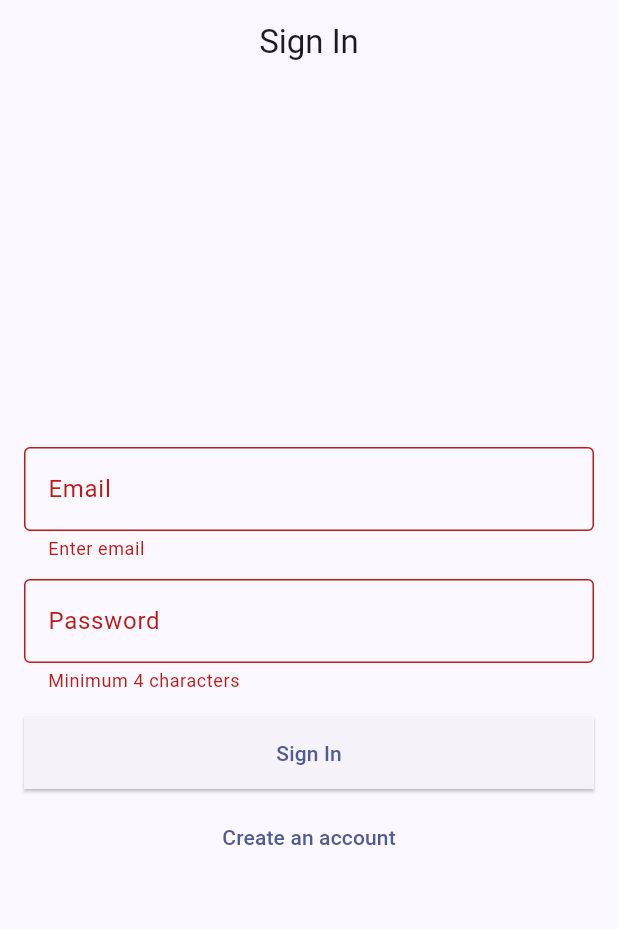
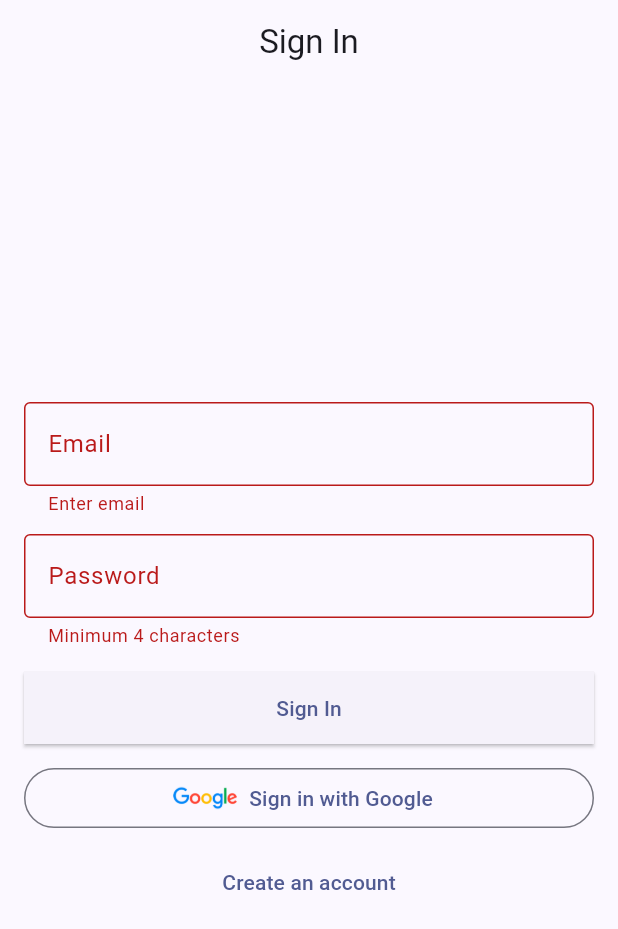
Before and after one commit to aunmirza001/Erax_Music_Player, a Flutter app: the screen it shows after launch, after a tap on "Sign In", on a phone screen of 412 x 824 dp. Shown: the top 929 px of the screen. Run offline on Flutter 3.47's test engine with Material 3 defaults, Android fonts, the phone set to English and light mode, and no system bars; our stand-ins replace file_picker, firebase_auth, firebase_core, google_sign_in, just_audio, just_audio_background and 2 more; missing offline and left inert: audio_session; accounts and stored records are empty.

Commit message:
Google Auth Implementation

```diff
--- a/lib/core/theme/theme_controller.dart
+++ b/lib/core/theme/theme_controller.dart
@@ -1,5 +1,5 @@
-import 'package:flutter/foundation.dart';
 import 'package:flutter/material.dart';
+
 import '../services/local_storage_service.dart';
 
 class ThemeController extends ChangeNotifier {
@@ -9,6 +9,7 @@ class ThemeController extends ChangeNotifier {
 
   ThemeController(this._storage);
 
+  /// ✅ Proper async initializer
   static Future<ThemeController> init() async {
     final storage = await LocalStorageService.getInstance();
     final ctrl = ThemeController(storage);
--- a/lib/features/auth/presentation/pages/login_page.dart
+++ b/lib/features/auth/presentation/pages/login_page.dart
@@ -1,9 +1,10 @@
+import 'package:firebase_auth/firebase_auth.dart';
 import 'package:flutter/material.dart';
+import 'package:google_sign_in/google_sign_in.dart';
 import 'package:provider/provider.dart';
 
-import '../../../../core/theme/app_theme.dart';
 import '../../../home/presentation/pages/home_page.dart';
-import '../../data/repositories/auth_repository.dart'; // ✅ fixed path
+import '../../data/repositories/auth_repository.dart';
 import 'signup_page.dart';
 
 class LoginPage extends StatefulWidget {
@@ -18,7 +19,9 @@ class _LoginPageState extends State<LoginPage> {
   final _formKey = GlobalKey<FormState>();
   final _email = TextEditingController();
   final _password = TextEditingController();
-  bool _loading = false;
+
+  bool _loadingEmail = false;
+  bool _loadingGoogle = false;
   String? _error;
 
   @override
@@ -26,6 +29,63 @@ class _LoginPageState extends State<LoginPage> {
     _email.dispose();
     _password.dispose();
     super.dispose();
+  }
+
+  /// --- Sign In with Google
+  Future<void> _signInWithGoogle() async {
+    try {
+      setState(() {
+        _loadingGoogle = true;
+        _error = null;
+      });
+
+      final googleUser = await GoogleSignIn().signIn();
+      if (googleUser == null) {
+        setState(() => _loadingGoogle = false);
+        return; // user canceled
+      }
+
+      final googleAuth = await googleUser.authentication;
+
+      final credential = GoogleAuthProvider.credential(
+        accessToken: googleAuth.accessToken,
+        idToken: googleAuth.idToken,
+      );
+
+      await FirebaseAuth.instance.signInWithCredential(credential);
+
+      if (mounted) {
+        Navigator.of(context).pushReplacementNamed(HomePage.route);
+      }
+    } catch (e) {
+      setState(() => _error = "Google Sign-In failed: $e");
+    } finally {
+      setState(() => _loadingGoogle = false);
+    }
+  }
+
+  /// --- Sign In with Email
+  Future<void> _signInWithEmail(AuthRepository auth) async {
+    if (!_formKey.currentState!.validate()) return;
+
+    setState(() {
+      _loadingEmail = true;
+      _error = null;
+    });
+
+    final err = await auth.login(
+      email: _email.text.trim(),
+      password: _password.text,
+    );
+
+    setState(() {
+      _loadingEmail = false;
+      _error = err;
+    });
+
+    if (err == null && mounted) {
+      Navigator.of(context).pushReplacementNamed(HomePage.route);
+    }
   }
 
   @override
@@ -44,6 +104,7 @@ class _LoginPageState extends State<LoginPage> {
               child: Column(
                 mainAxisSize: MainAxisSize.min,
                 children: [
+                  // --- Email field
                   TextFormField(
                     controller: _email,
                     keyboardType: TextInputType.emailAddress,
@@ -58,6 +119,8 @@ class _LoginPageState extends State<LoginPage> {
                     },
                   ),
                   const SizedBox(height: 12),
+
+                  // --- Password field
                   TextFormField(
                     controller: _password,
                     obscureText: true,
@@ -67,6 +130,8 @@ class _LoginPageState extends State<LoginPage> {
                         : null,
                   ),
                   const SizedBox(height: 16),
+
+                  // --- Error message
                   if (_error != null) ...[
                     Text(
                       _error!,
@@ -76,39 +141,41 @@ class _LoginPageState extends State<LoginPage> {
                     ),
                     const SizedBox(height: 8),
                   ],
+
+                  // --- Email login button
                   SizedBox(
                     width: double.infinity,
                     child: ElevatedButton(
-                      onPressed: _loading
-                          ? null
-                          : () async {
-                              if (!_formKey.currentState!.validate()) return;
-                              setState(() {
-                                _loading = true;
-                                _error = null;
-                              });
-                              final err = await auth.login(
-                                email: _email.text.trim(),
-                                password: _password.text,
-                              );
-                              setState(() {
-                                _loading = false;
-                                _error = err;
-                              });
-                              if (err == null && mounted) {
-                                Navigator.of(
-                                  context,
-                                ).pushReplacementNamed(HomePage.route);
-                              }
-                            },
-                      child: Text(_loading ? 'Signing in...' : 'Sign In'),
+                      onPressed:
+                          _loadingEmail ? null : () => _signInWithEmail(auth),
+                      child: Text(_loadingEmail ? 'Signing in...' : 'Sign In'),
                     ),
                   ),
+
+                  const SizedBox(height: 12),
+
+                  // --- Google Sign-In button
+                  SizedBox(
+                    width: double.infinity,
+                    child: OutlinedButton.icon(
+                      icon: Image.asset(
+                        'assets/google_logo.png',
+                        height: 24,
+                        errorBuilder: (_, __, ___) => const Icon(Icons.login),
+                      ),
+                      label: Text(_loadingGoogle
+                          ? "Signing in..."
+                          : "Sign in with Google"),
+                      onPressed: _loadingGoogle ? null : _signInWithGoogle,
+                    ),
+                  ),
+
                   const SizedBox(height: 8),
+
+                  // --- Signup link
                   TextButton(
-                    onPressed: () => Navigator.of(
-                      context,
-                    ).pushReplacementNamed(SignupPage.route),
+                    onPressed: () => Navigator.of(context)
+                        .pushReplacementNamed(SignupPage.route),
                     child: const Text('Create an account'),
                   ),
                 ],
--- a/lib/main.dart
+++ b/lib/main.dart
@@ -1,3 +1,4 @@
+import 'package:firebase_core/firebase_core.dart';
 import 'package:flutter/material.dart';
 import 'package:just_audio_background/just_audio_background.dart';
 import 'package:provider/provider.dart';
@@ -5,31 +6,29 @@ import 'package:provider/provider.dart';
 import 'core/audio/audio_player_service.dart';
 import 'core/theme/theme_controller.dart';
 import 'features/auth/data/repositories/auth_repository.dart';
-import 'features/library/data/library_repository.dart';
+import 'features/library/data/library_repository.dart'; // ✅ import here
 import 'my_app.dart';
 
-Future<void> main() async {
+void main() async {
   WidgetsFlutterBinding.ensureInitialized();
-
-  // 🔑 MUST be awaited BEFORE any AudioPlayer is created
+  await Firebase.initializeApp();
   await JustAudioBackground.init(
     androidNotificationChannelId: 'com.example.erax.audio',
     androidNotificationChannelName: 'Erax Playback',
     androidNotificationOngoing: true,
   );
 
-  final theme = await ThemeController.init();
-  final library = await LibraryRepository.init();
-  final auth = await AuthRepository.init();
+  final themeCtrl = await ThemeController.init();
+  final authRepo = await AuthRepository.init();
+  final libraryRepo = await LibraryRepository.init(); // ✅ new
 
   runApp(
     MultiProvider(
       providers: [
-        ChangeNotifierProvider.value(value: theme),
-        ChangeNotifierProvider.value(value: library),
-        ChangeNotifierProvider.value(value: auth),
-        ChangeNotifierProvider(
-            create: (_) => AudioPlayerService()), // safe here
+        ChangeNotifierProvider(create: (_) => themeCtrl),
+        ChangeNotifierProvider(create: (_) => authRepo),
+        ChangeNotifierProvider(create: (_) => AudioPlayerService()),
+        ChangeNotifierProvider(create: (_) => libraryRepo), // ✅ fixed
       ],
       child: const MyApp(),
     ),
```
Also changed, not shown: lib/features/auth/data/repositories/auth_repository.dart (+36 -0 lines), lib/features/home/presentation/pages/home_page.dart (+42 -61 lines), lib/features/library/data/library_repository.dart (+6 -2 lines), pubspec.yaml (+11 -5 lines), assets/google_logo.png (added), pubspec.lock, 6 other files.
